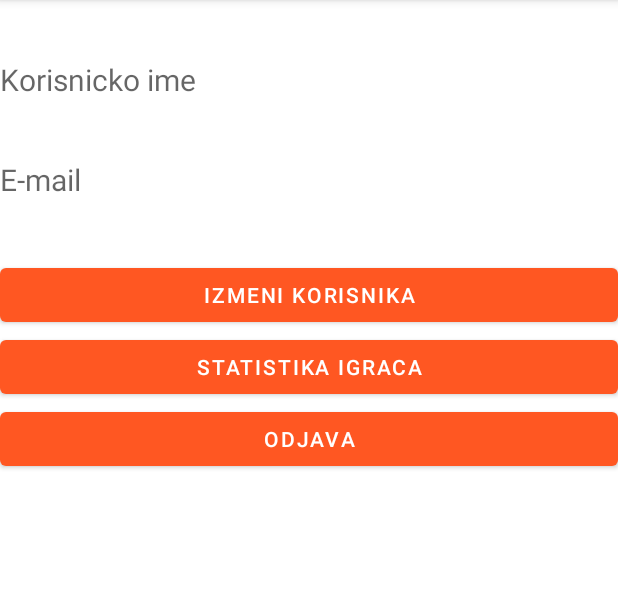
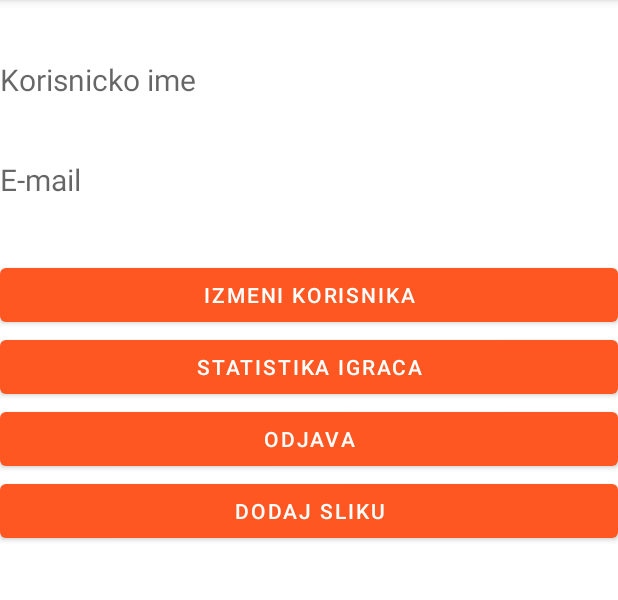
Before and after one commit to Nole35/SlagalicaKviz, an Android app: the PrikazKorisnika screen opened directly, with no data from a screen before it, on a phone screen of 412 x 824 dp, the part 84-684 px from its top. Run offline under Robolectric (Android 15) with nearby library versions, the phone set to English and light mode, and no system bars.

Commit message:
feat:dodavanje slike

```diff
--- a/app/src/main/res/layout/activity_prikaz_korisnika.xml
+++ b/app/src/main/res/layout/activity_prikaz_korisnika.xml
@@ -93,6 +93,23 @@
             android:layout_width="match_parent"
             android:layout_height="wrap_content"
             android:text="Odjava" />
+
+        <Button
+            android:id="@+id/gallery"
+            android:layout_width="match_parent"
+            android:layout_height="wrap_content"
+            android:text="Dodaj sliku" />
+
+        <ImageView
+            android:id="@+id/imageView"
+            android:layout_width="wrap_content"
+            android:layout_height="wrap_content"
+            android:layout_centerInParent="true"/>
+
+
+
+
+
     </LinearLayout>
 
 </androidx.constraintlayout.widget.ConstraintLayout>
```
Also changed, not shown: app/src/main/java/com/example/slagalicakviz/PrikazKorisnika.java (+26 -0 lines).
